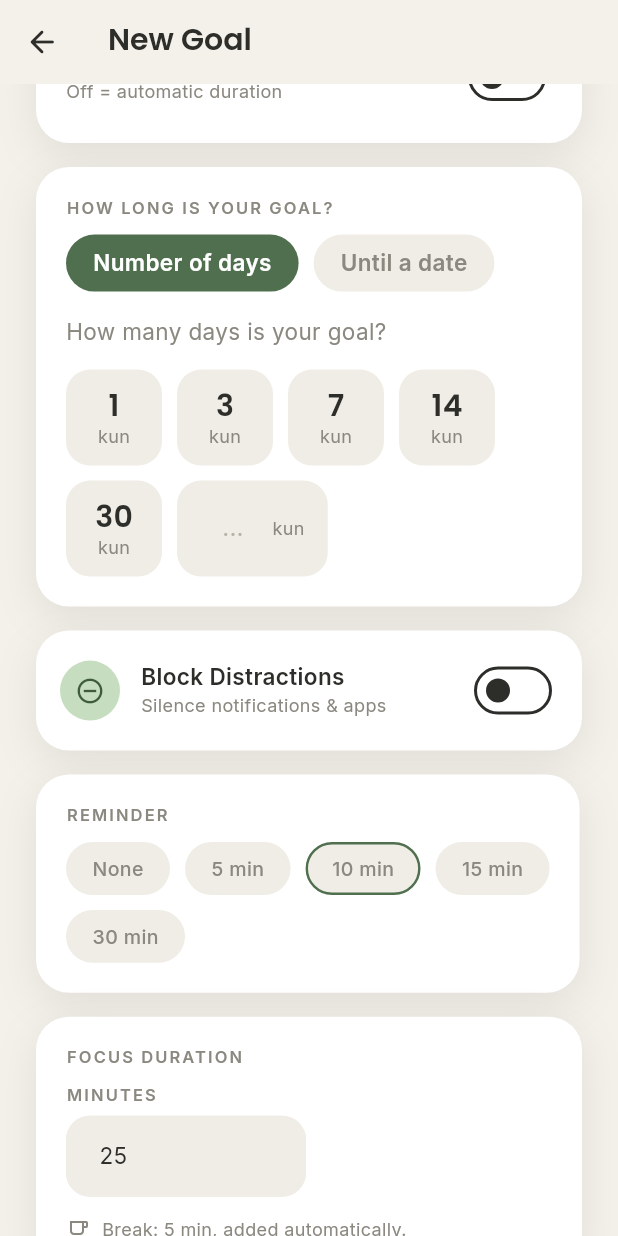
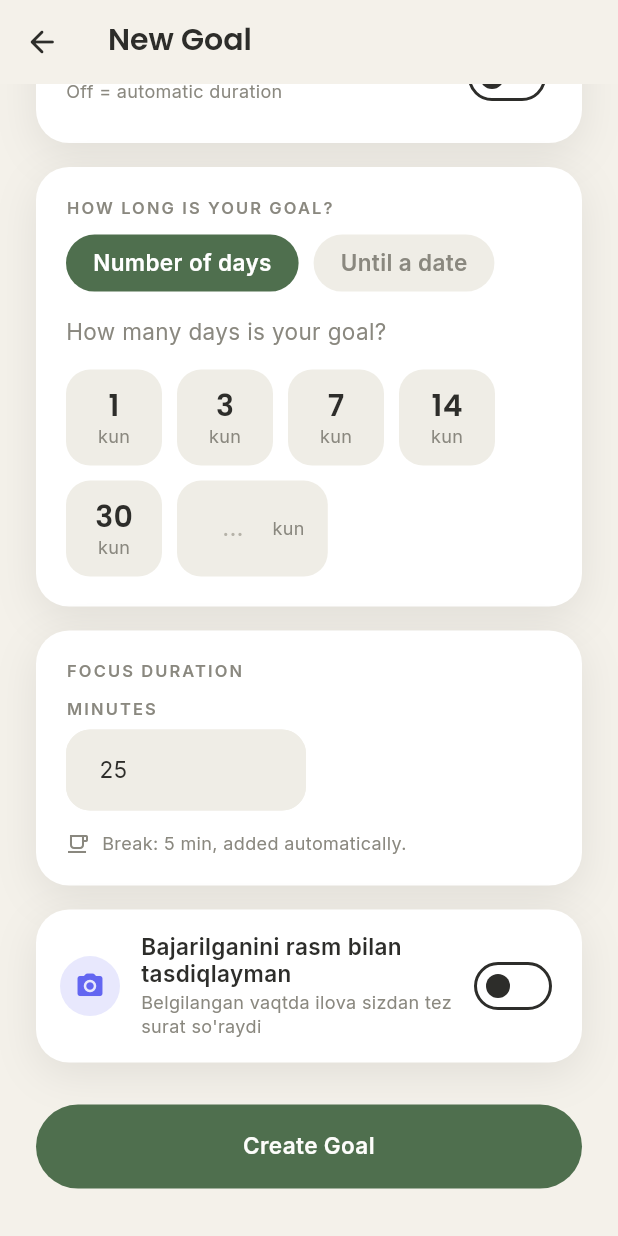
Before and after one commit to muxammadjonovjasur88-create/Odat123, a Flutter app: the AddGoalScreen screen opened by its route, scrolled down 456 dp, on a phone screen of 412 x 824 dp. Run offline on Flutter 3.47's test engine with Material 3 defaults, Android fonts, the phone set to English and light mode, and no system bars; our stand-ins replace camera, cloud_firestore, easy_localization, firebase_auth, firebase_core, firebase_messaging and 12 more; accounts and stored records are empty.

```diff
--- a/lib/features/add_goal/presentation/add_goal_screen.dart
+++ b/lib/features/add_goal/presentation/add_goal_screen.dart
@@ -44,7 +44,6 @@ class _AddGoalScreenState extends ConsumerState<AddGoalScreen> {
     AppCategory.work,
     AppCategory.personal,
   ];
-  static const _reminderOptions = <int?>[null, 5, 10, 15, 30];
 
   final _titleController = TextEditingController();
   // Focus duration inputs (entered by the user).
@@ -65,9 +64,34 @@ class _AddGoalScreenState extends ConsumerState<AddGoalScreen> {
   TimeOfDay? _endTime;
   bool _useEndTime = false;
 
-  bool _blockApps = false;
-  int? _reminderMinutes = 10;
   bool _saving = false;
+
+  // ---- Proof fields ----
+  bool _proofRequired = false;
+
+  String? get _calculatedTimeWindowStart {
+    if (_time == null) return null;
+    final h = _time!.hour.toString().padLeft(2, '0');
+    final m = _time!.minute.toString().padLeft(2, '0');
+    return '$h:$m';
+  }
+
+  String? get _calculatedTimeWindowEnd {
+    if (_time == null) return null;
+    if (_useEndTime && _endTime != null) {
+      final h = _endTime!.hour.toString().padLeft(2, '0');
+      final m = _endTime!.minute.toString().padLeft(2, '0');
+      return '$h:$m';
+    } else {
+      final endHour = _time!.hour + 2;
+      if (endHour >= 24) {
+        return '23:59';
+      }
+      final h = endHour.toString().padLeft(2, '0');
+      final m = _time!.minute.toString().padLeft(2, '0');
+      return '$h:$m';
+    }
+  }
 
   // ---- Goal duration fields ----
   /// 'days' = chip/number mode, 'until' = date-picker mode.
@@ -128,8 +152,6 @@ class _AddGoalScreenState extends ConsumerState<AddGoalScreen> {
     _time = t.startTime;
     final endMinute = t.startMinute + t.durationMinutes;
     _endTime = TimeOfDay(hour: (endMinute ~/ 60) % 24, minute: endMinute % 60);
-    _blockApps = t.blockApps;
-    _reminderMinutes = t.reminderMinutesBefore;
     _workController.text = '${t.workMinutes}';
     _intervalWorkController.text = '${t.intervalWorkSeconds}';
     _setsController.text = '${t.intervalSets}';
@@ -137,6 +159,7 @@ class _AddGoalScreenState extends ConsumerState<AddGoalScreen> {
       _structuredSets = true;
       _workoutPlan = t.workout;
     }
+    _proofRequired = t.proofRequired;
   }
 
   @override
@@ -245,13 +268,16 @@ class _AddGoalScreenState extends ConsumerState<AddGoalScreen> {
       workMinutes: _workMinutes,
       intervalWorkSeconds: _intervalWorkSeconds,
       intervalSets: _intervalSets,
-      blockApps: _blockApps,
-      reminderMinutesBefore: _reminderMinutes,
+      blockApps: _proofRequired,
+      reminderMinutesBefore: 10,
       workout: _usingWorkout ? _workoutPlan : null,
       rangeMinutes: _useEndTime ? _rangeMinutes : null,
       goalStartDate: _date,
       goalEndDate: _effectiveGoalEndDate,
       goalDurationDays: _effectiveGoalDays,
+      proofRequired: _proofRequired,
+      timeWindowStart: _proofRequired ? _calculatedTimeWindowStart : null,
+      timeWindowEnd: _proofRequired ? _calculatedTimeWindowEnd : null,
     );
 
     setState(() => _saving = true);
@@ -499,38 +525,7 @@ class _AddGoalScreenState extends ConsumerState<AddGoalScreen> {
         ),
         const SizedBox(height: 16),
         _goalDurationCard(colors),
-        const SizedBox(height: 16),
-        _BlockToggle(
-          value: _blockApps,
-          onChanged: (v) => setState(() => _blockApps = v),
-        ),
-        const SizedBox(height: 16),
-        AppCard(
-          padding: const EdgeInsets.all(20),
-          child: Column(
-            crossAxisAlignment: CrossAxisAlignment.start,
-            children: [
-              _Label('addgoal.reminder'.tr()),
-              const SizedBox(height: 12),
-              Wrap(
-                spacing: 10,
-                runSpacing: 10,
-                children: [
-                  for (final option in _reminderOptions)
-                    AppChip(
-                      label: option == null
-                          ? 'addgoal.reminder_none'.tr()
-                          : 'addgoal.reminder_min'.tr(
-                              namedArgs: {'min': '$option'},
-                            ),
-                      selected: _reminderMinutes == option,
-                      onTap: () => setState(() => _reminderMinutes = option),
-                    ),
-                ],
-              ),
-            ],
-          ),
-        ),
+
         if (_isInterval) ...[
           const SizedBox(height: 16),
           _sportSection(colors),
@@ -538,6 +533,8 @@ class _AddGoalScreenState extends ConsumerState<AddGoalScreen> {
           const SizedBox(height: 16),
           _deepWorkCard(colors),
         ],
+        const SizedBox(height: 16),
+        _proofSection(colors),
         const SizedBox(height: 28),
         AppButton(
           label: _editing
@@ -817,6 +814,55 @@ class _AddGoalScreenState extends ConsumerState<AddGoalScreen> {
             colors,
             Icons.air_rounded,
             'addgoal.rest_note'.tr(namedArgs: {'sec': '$rest'}),
+          ),
+        ],
+      ),
+    );
+  }
+
+  Widget _proofSection(AppColorScheme colors) {
+    return AppCard(
+      padding: const EdgeInsets.all(16),
+      child: Row(
+        children: [
+          Container(
+            width: 40,
+            height: 40,
+            decoration: BoxDecoration(
+              color: const Color(0xFF6366F1).withValues(alpha: 0.15),
+              shape: BoxShape.circle,
+            ),
+            child: const Icon(
+              Icons.camera_alt_rounded,
+              size: 20,
+              color: Color(0xFF6366F1),
+            ),
+          ),
+          const SizedBox(width: 14),
+          Expanded(
+            child: Column(
+              crossAxisAlignment: CrossAxisAlignment.start,
+              children: [
+                Text(
+                  'Bajarilganini rasm bilan tasdiqlayman',
+                  style: AppTextStyles.label.copyWith(
+                    color: colors.textPrimary,
+                  ),
+                ),
+                const SizedBox(height: 2),
+                Text(
+                  'Belgilangan vaqtda ilova sizdan tez surat so\'raydi',
+                  style: AppTextStyles.caption.copyWith(
+                    color: colors.textSecondary,
+                  ),
+                ),
+              ],
+            ),
+          ),
+          Switch.adaptive(
+            value: _proofRequired,
+            activeTrackColor: colors.primary,
+            onChanged: (v) => setState(() => _proofRequired = v),
           ),
         ],
       ),
@@ -1174,61 +1220,3 @@ class _CustomDayChip extends StatelessWidget {
     );
   }
 }
-
-class _BlockToggle extends StatelessWidget {
-  const _BlockToggle({required this.value, required this.onChanged});
-
-  final bool value;
-  final ValueChanged<bool> onChanged;
-
-  @override
-  Widget build(BuildContext context) {
-    final colors = context.colors;
-    return AppCard(
-      padding: const EdgeInsets.all(16),
-      child: Row(
-        children: [
-          Container(
-            width: 40,
-            height: 40,
-            decoration: BoxDecoration(
-              color: AppCategory.sport.fill,
-              shape: BoxShape.circle,
-            ),
-            child: Icon(
-              Icons.do_not_disturb_on_outlined,
-              size: 20,
-              color: AppCategory.sport.foreground,
-            ),
-          ),
-          const SizedBox(width: 14),
-          Expanded(
-            child: Column(
-              crossAxisAlignment: CrossAxisAlignment.start,
-              children: [
-                Text(
-                  'addgoal.block_distractions'.tr(),
-                  style: AppTextStyles.label.copyWith(
-                    color: colors.textPrimary,
-                  ),
-                ),
-                const SizedBox(height: 2),
-                Text(
-                  'addgoal.block_distractions_hint'.tr(),
-                  style: AppTextStyles.caption.copyWith(
-                    color: colors.textSecondary,
-                  ),
-                ),
-              ],
-            ),
-          ),
-          Switch.adaptive(
-            value: value,
-            onChanged: onChanged,
-            activeTrackColor: colors.primary,
-          ),
-        ],
-      ),
-    );
-  }
-}
```
Also changed, not shown: lib/features/notifications/data/notification_service.dart (+35 -21 lines), 2 other files.
